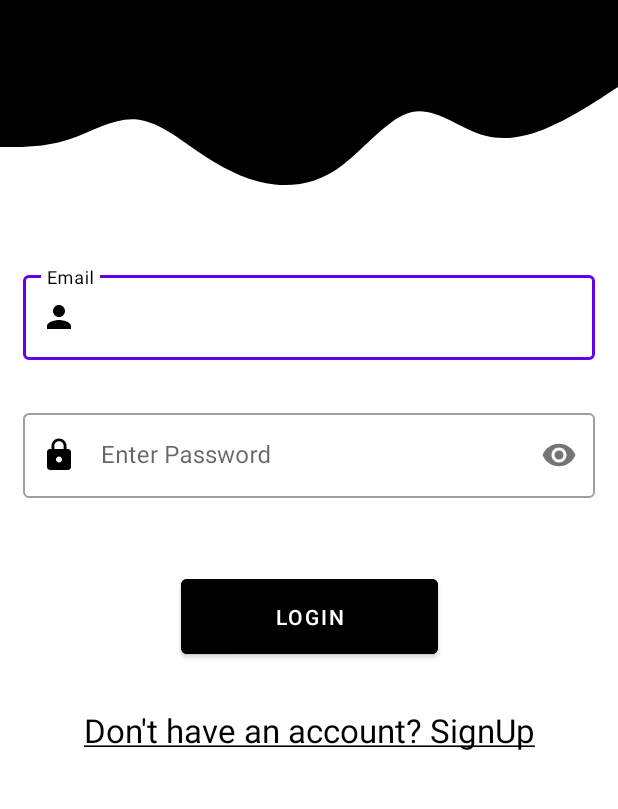
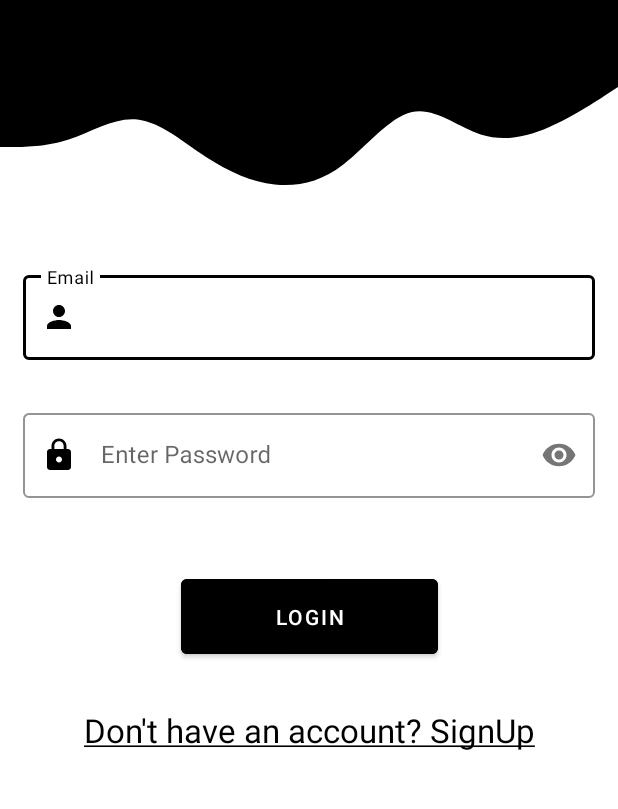
Before and after one commit to girotramanav/Alertia, an Android app: the LoginFragment screen opened directly, with no data from a screen before it, on a phone screen of 412 x 824 dp, the part 258-1067 px from its top. Run offline under Robolectric (Android 15) with nearby library versions, the phone set to English and light mode, and no system bars; our stand-ins replace Firebase (no records; nobody signed in at launch, a user with empty details on screens opened directly).

```diff
--- a/app/build.gradle
+++ b/app/build.gradle
@@ -2,6 +2,7 @@ plugins {
     id 'com.android.application'
     id 'org.jetbrains.kotlin.android'
     id 'com.google.android.libraries.mapsplatform.secrets-gradle-plugin'
+    id 'com.google.gms.google-services'
 }
 
 android {
@@ -45,6 +46,7 @@ dependencies {
     implementation 'androidx.navigation:navigation-fragment-ktx:2.4.2'
     implementation 'androidx.navigation:navigation-ui-ktx:2.4.2'
     implementation 'androidx.legacy:legacy-support-v4:1.0.0'
+    implementation 'com.google.firebase:firebase-auth-ktx:21.0.4'
     testImplementation 'junit:junit:4.13.2'
     androidTestImplementation 'androidx.test.ext:junit:1.1.3'
     androidTestImplementation 'androidx.test.espresso:espresso-core:3.4.0'
--- a/app/src/main/res/values/colors.xml
+++ b/app/src/main/res/values/colors.xml
@@ -7,4 +7,5 @@
     <color name="teal_700">#FF018786</color>
     <color name="black">#FF000000</color>
     <color name="white">#FFFFFFFF</color>
+    <color name="red_700">#FF0000</color>
 </resources>
--- a/app/src/main/res/values/strings.xml
+++ b/app/src/main/res/values/strings.xml
@@ -1,7 +1,7 @@
 <resources>
     <string name="app_name">Alertia</string>
     <string name="title_activity_maps">MapsActivity</string>
-    <string name="api_key">API_KEY_HERE</string>
+    <string name="api_key">AIzaSyDUqrl48H1bY79o4tLxNAAHodLyZVqbvH0</string>
     <string name="welcome_to_alertia">Welcome to Alertia</string>
     <string name="personvector">personVector</string>
     <string name="hello_blank_fragment">Hello blank fragment</string>
--- a/app/src/main/res/values/style.xml
+++ b/app/src/main/res/values/style.xml
@@ -3,6 +3,13 @@
 
     <style name="Widget.Unscramble.TextInputLayout.OutlinedBox" parent="Widget.MaterialComponents.TextInputLayout.OutlinedBox">
         <item name="helperTextTextAppearance">@style/TextAppearance.MaterialComponents.Subtitle1</item>
+        <item name="boxStrokeColor">#000000</item>
+        <item name="color">#000000</item>
+        <item name="hintTextColor">#888888</item>
+        <item name="strokeColor">#000000</item>
+        <item name="boxStrokeErrorColor">@color/red_700</item>
+        <item name="errorIconTint">@color/red_700</item>
+        <item name="errorTextColor">@color/red_700</item>
     </style>
 
 </resources>
--- a/build.gradle
+++ b/build.gradle
@@ -1,4 +1,8 @@
-// Top-level build file where you can add configuration options common to all sub-projects/modules.
+buildscript {
+    dependencies {
+        classpath 'com.google.gms:google-services:4.3.5'
+    }
+}// Top-level build file where you can add configuration options common to all sub-projects/modules.
 plugins {
     id 'com.android.application' version '7.1.1' apply false
     id 'com.android.library' version '7.1.1' apply false
```
Also changed, not shown: app/src/main/java/com/example/alertia/LoginFragment.kt (+25 -3 lines), app/src/main/java/com/example/alertia/SignupFragment.kt (+25 -3 lines), app/src/main/java/com/example/alertia/SplashActivity.kt (+13 -2 lines), app/src/main/res/drawable/ic_baseline_person_24.xml (renamed from app/src/main/res/drawable-v24/ic_baseline_person_24.xml), app/src/main/res/drawable/ic_launcher_foreground.xml (renamed from app/src/main/res/drawable-v24/ic_launcher_foreground.xml), app/src/main/res/drawable/ic_wave.xml (renamed from app/src/main/res/drawable-v24/ic_wave.xml), app/src/main/res/drawable/password.xml (renamed from app/src/main/res/drawable-v24/password.xml), app/src/main/res/drawable/username.xml (renamed from app/src/main/res/drawable-v24/username.xml), 1 other file.
